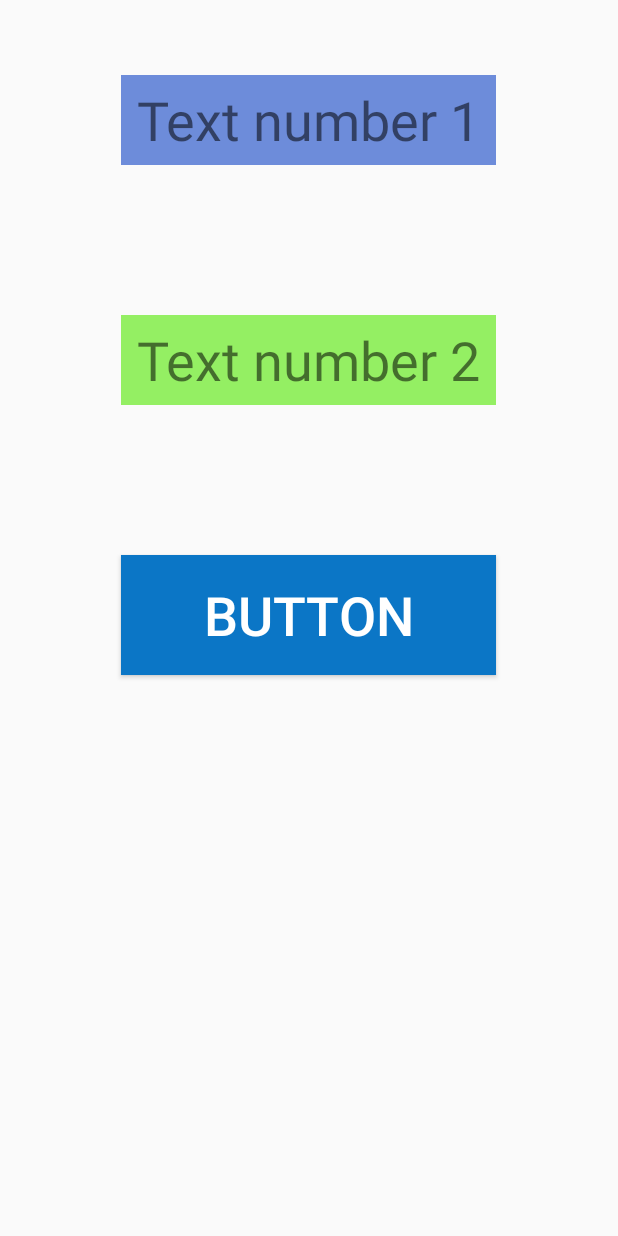
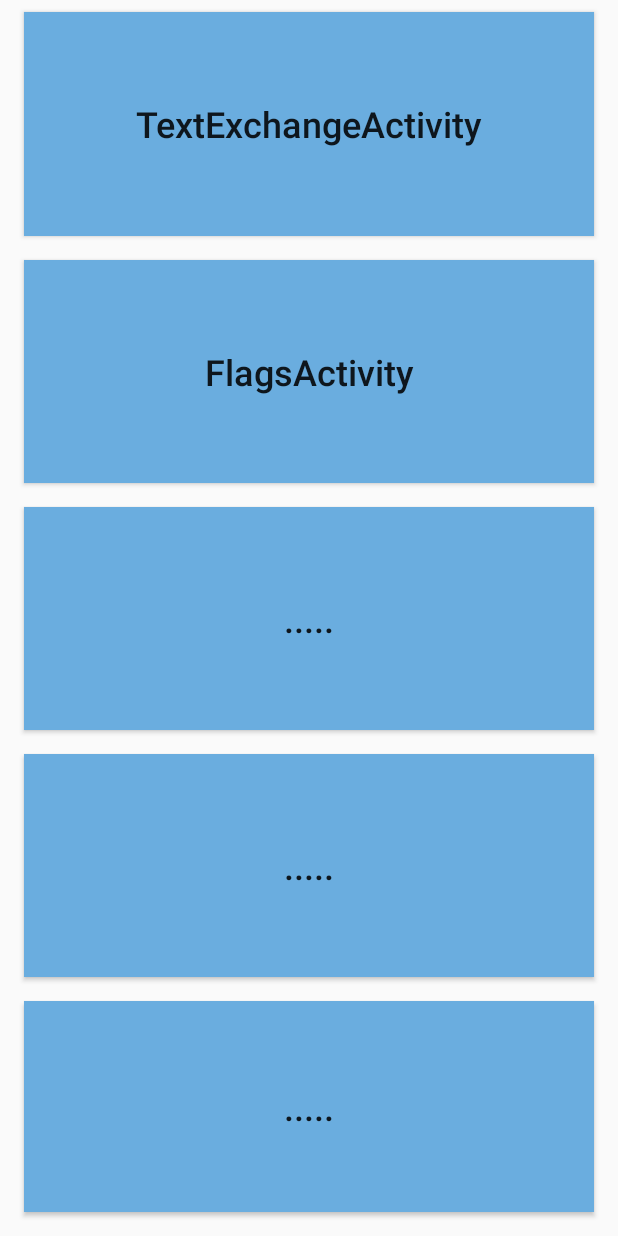
Before and after one commit to ArtemKrotenok/KrotenokAndroid, an Android app: the screen it shows after launch (TextExchangeActivity before the commit, MainMenuActivity after it), on a phone screen of 412 x 824 dp. Run offline under Robolectric (Android 15) with nearby library versions, the phone set to English and light mode, and no system bars.

Commit message:
dz #2 ready

```diff
--- a/AndroidBeginner/app/src/main/AndroidManifest.xml
+++ b/AndroidBeginner/app/src/main/AndroidManifest.xml
@@ -7,11 +7,15 @@
         android:roundIcon="@mipmap/ic_launcher_round"
         android:supportsRtl="true"
         android:theme="@style/AppTheme">
-        <activity android:name=".TextExchangeActivity">
+        <activity android:name=".MainMenuActivity">
             <intent-filter>
                 <action android:name="android.intent.action.MAIN" />
                 <category android:name="android.intent.category.LAUNCHER" />
             </intent-filter>
         </activity>
+        <activity android:name=".TextExchangeActivity">
+        </activity>
+        <activity android:name=".FlagsActivity">
+        </activity>
     </application>
 </manifest>
--- /dev/null
+++ b/AndroidBeginner/app/src/main/java/com/gmail/krotenok/FlagsActivity.java
@@ -0,0 +1,14 @@
+package com.gmail.krotenok;
+
+import android.app.Activity;
+import android.os.Bundle;
+
+import androidx.annotation.Nullable;
+
+public class FlagsActivity extends Activity {
+    @Override
+    protected void onCreate(@Nullable Bundle savedInstanceState) {
+        super.onCreate(savedInstanceState);
+        setContentView(R.layout.activity_flags);
+    }
+}
--- /dev/null
+++ b/AndroidBeginner/app/src/main/java/com/gmail/krotenok/MainMenuActivity.java
@@ -0,0 +1,46 @@
+package com.gmail.krotenok;
+
+import android.app.Activity;
+import android.content.Intent;
+import android.os.Bundle;
+import android.view.View;
+import android.widget.Button;
+
+import androidx.annotation.Nullable;
+
+public class MainMenuActivity extends Activity {
+    private Button buttonSelectTextExchangeActivity;
+    private Button buttonSelectFlagsActivity;
+
+    @Override
+    protected void onCreate(@Nullable Bundle savedInstanceState) {
+        super.onCreate(savedInstanceState);
+        setContentView(R.layout.activity_main_menu);
+        initListenerButtonSelectTextExchangeActivity();
+        initListenerButtonSelectFlagsActivity();
+    }
+
+    private void initListenerButtonSelectTextExchangeActivity() {
+        buttonSelectTextExchangeActivity = (Button) findViewById(R.id.button_menu_text_exchange_activity);
+        View.OnClickListener onClickListener = new View.OnClickListener() {
+            @Override
+            public void onClick(View v) {
+                Intent intent = new Intent(MainMenuActivity.this, TextExchangeActivity.class);
+                startActivity(intent);
+            }
+        };
+        buttonSelectTextExchangeActivity.setOnClickListener(onClickListener);
+    }
+
+    private void initListenerButtonSelectFlagsActivity() {
+        buttonSelectFlagsActivity = (Button) findViewById(R.id.button_menu_flags_activity);
+        View.OnClickListener onClickListener = new View.OnClickListener() {
+            @Override
+            public void onClick(View v) {
+                Intent intent = new Intent(MainMenuActivity.this, FlagsActivity.class);
+                startActivity(intent);
+            }
+        };
+        buttonSelectFlagsActivity.setOnClickListener(onClickListener);
+    }
+}
--- /dev/null
+++ b/AndroidBeginner/app/src/main/res/layout/activity_flags.xml
@@ -0,0 +1,7 @@
+<?xml version="1.0" encoding="utf-8"?>
+<LinearLayout xmlns:android="http://schemas.android.com/apk/res/android"
+    android:layout_width="match_parent"
+    android:layout_height="match_parent"
+    android:orientation="vertical">
+
+</LinearLayout>
--- /dev/null
+++ b/AndroidBeginner/app/src/main/res/layout/activity_main_menu.xml
@@ -0,0 +1,83 @@
+<?xml version="1.0" encoding="utf-8"?>
+<ScrollView xmlns:android="http://schemas.android.com/apk/res/android"
+    android:layout_width="match_parent"
+    android:layout_height="match_parent"
+    android:fillViewport="true">
+
+    <LinearLayout
+        android:layout_width="match_parent"
+        android:layout_height="wrap_content"
+        android:orientation="vertical">
+
+        <Button
+            android:id="@+id/button_menu_text_exchange_activity"
+            android:layout_width="match_parent"
+            android:layout_height="match_parent"
+            android:layout_marginStart="@dimen/margin_value"
+            android:layout_marginTop="@dimen/margin_value_half"
+            android:layout_marginEnd="@dimen/margin_value"
+            android:layout_marginBottom="@dimen/margin_value_half"
+            android:layout_weight="1"
+            android:background="@color/background_color_menu_button"
+            android:text="@string/text_exchange_activity"
+            android:textAllCaps="false"
+            android:textSize="24sp" />
+
+        <Button
+            android:id="@+id/button_menu_flags_activity"
+            style="@style/Widget.AppCompat.Button"
+            android:layout_width="match_parent"
+            android:layout_height="match_parent"
+            android:layout_marginStart="@dimen/margin_value"
+            android:layout_marginTop="@dimen/margin_value_half"
+            android:layout_marginEnd="@dimen/margin_value"
+            android:layout_marginBottom="@dimen/margin_value_half"
+            android:layout_weight="1"
+            android:background="@color/background_color_menu_button"
+            android:text="@string/flags_activity"
+            android:textAllCaps="false"
+            android:textSize="24sp" />
+
+        <Button
+            android:id="@+id/button3"
+            android:layout_width="match_parent"
+            android:layout_height="match_parent"
+            android:layout_marginStart="@dimen/margin_value"
+            android:layout_marginTop="@dimen/margin_value_half"
+            android:layout_marginEnd="@dimen/margin_value"
+            android:layout_marginBottom="@dimen/margin_value_half"
+            android:layout_weight="1"
+            android:background="@color/background_color_menu_button"
+            android:text="@string/future_menu_name"
+            android:textAllCaps="false"
+            android:textSize="24sp" />
+
+        <Button
+            android:id="@+id/button4"
+            android:layout_width="match_parent"
+            android:layout_height="match_parent"
+            android:layout_marginStart="@dimen/margin_value"
+            android:layout_marginTop="@dimen/margin_value_half"
+            android:layout_marginEnd="@dimen/margin_value"
+            android:layout_marginBottom="@dimen/margin_value_half"
+            android:layout_weight="1"
+            android:background="@color/background_color_menu_button"
+            android:text="@string/future_menu_name"
+            android:textAllCaps="false"
+            android:textSize="24sp" />
+
+        <Button
+            android:id="@+id/button5"
+            android:layout_width="match_parent"
+            android:layout_height="match_parent"
+            android:layout_marginStart="@dimen/margin_value"
+            android:layout_marginTop="@dimen/margin_value_half"
+            android:layout_marginEnd="@dimen/margin_value"
+            android:layout_marginBottom="@dimen/margin_value"
+            android:layout_weight="1"
+            android:background="@color/background_color_menu_button"
+            android:text="@string/future_menu_name"
+            android:textAllCaps="false"
+            android:textSize="24sp" />
+    </LinearLayout>
+</ScrollView>
--- a/AndroidBeginner/app/src/main/res/values/colors.xml
+++ b/AndroidBeginner/app/src/main/res/values/colors.xml
@@ -6,4 +6,5 @@
     <color name="color_background_textView1">#6D8CDA</color>
     <color name="color_background_textView2">#94EF63</color>
     <color name="text_color_button">#FFFFFF</color>
+    <color name="background_color_menu_button">#6AADDF</color>
 </resources>
--- /dev/null
+++ b/AndroidBeginner/app/src/main/res/values/dimen.xml
@@ -0,0 +1,4 @@
+<?xml version="1.0" encoding="utf-8"?>
+<resources>
+
+</resources>
--- /dev/null
+++ b/AndroidBeginner/app/src/main/res/values/dimens.xml
@@ -0,0 +1,5 @@
+<?xml version="1.0" encoding="utf-8"?>
+<resources>
+    <dimen name="margin_value">16dp</dimen>
+    <dimen name="margin_value_half">8dp</dimen>
+</resources>
--- a/AndroidBeginner/app/src/main/res/values/strings.xml
+++ b/AndroidBeginner/app/src/main/res/values/strings.xml
@@ -3,4 +3,7 @@
     <string name="text_number_1">Text number 1</string>
     <string name="text_number_2">Text number 2</string>
     <string name="button">Button</string>
+    <string name="text_exchange_activity">TextExchangeActivity</string>
+    <string name="flags_activity">FlagsActivity</string>
+    <string name="future_menu_name">.....</string>
 </resources>
--- a/AndroidBeginner/app/src/main/res/values/styles.xml
+++ b/AndroidBeginner/app/src/main/res/values/styles.xml
@@ -1,5 +1,4 @@
 <resources>
-
     <style name="AppTheme" parent="Theme.AppCompat.Light.DarkActionBar">
         <item name="colorPrimary">@color/colorPrimary</item>
         <item name="colorPrimaryDark">@color/colorPrimaryDark</item>
```
